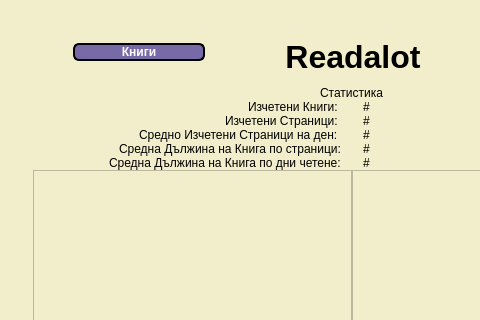
The window that Readalot/mainwindow.ui (TanyaSeykova/Hackaton_2022) describes before a commit, drawn with Qt 5; both pictures show x 103 to 583 and y 0 to 320 of the 909 by 554 pixel window.
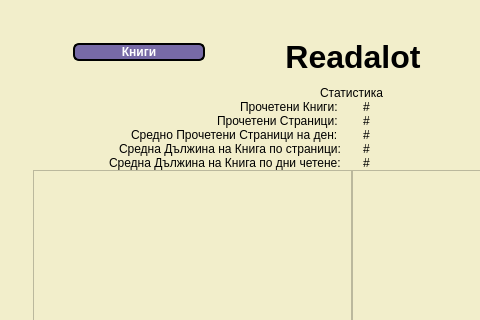
The same window after the commit. Custom widgets are drawn as their Qt base class.

Patch:
```diff
--- a/Readalot/mainwindow.ui
+++ b/Readalot/mainwindow.ui
@@ -148,7 +148,7 @@
                <string notr="true">margin-right: 7.5px;</string>
               </property>
               <property name="text">
-               <string>Изчетени Книги: </string>
+               <string>Прочетени Книги: </string>
               </property>
              </widget>
             </item>
@@ -158,7 +158,7 @@
                <string notr="true">margin-right: 7.5px;</string>
               </property>
               <property name="text">
-               <string>Изчетени Страници: </string>
+               <string>Прочетени Страници: </string>
               </property>
              </widget>
             </item>
@@ -168,7 +168,7 @@
                <string notr="true">margin-right: 7.5px;</string>
               </property>
               <property name="text">
-               <string>Средно Изчетени Страници на ден: </string>
+               <string>Средно Прочетени Страници на ден: </string>
               </property>
              </widget>
             </item>
```
Left out of the diff: 4 changed lines with no effect on the pictures.
